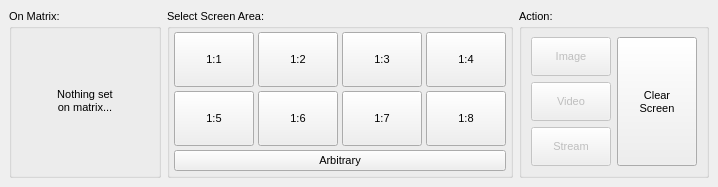
Qt form desktopgui/desktopgui.ui (mxklabs/mxklabs-matrix) before a commit.
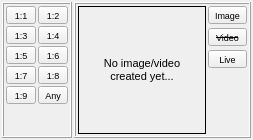
The same form after that commit.

Commit message: Made GUI a lot more... compact

Patch:
```diff
--- a/desktopgui/desktopgui.ui
+++ b/desktopgui/desktopgui.ui
@@ -9,8 +9,8 @@
    <rect>
     <x>0</x>
     <y>0</y>
-    <width>718</width>
-    <height>187</height>
+    <width>252</width>
+    <height>140</height>
    </rect>
   </property>
   <property name="sizePolicy">
@@ -22,6 +22,12 @@
   <property name="windowTitle">
    <string>Matrix Display Tool</string>
   </property>
+  <property name="toolButtonStyle">
+   <enum>Qt::ToolButtonTextOnly</enum>
+  </property>
+  <property name="animated">
+   <bool>false</bool>
+  </property>
   <widget class="QWidget" name="centralwidget">
    <property name="sizePolicy">
     <sizepolicy hsizetype="Fixed" vsizetype="Minimum">
@@ -30,227 +36,86 @@
     </sizepolicy>
    </property>
    <layout class="QHBoxLayout" name="horizontalLayout">
+    <property name="spacing">
+     <number>2</number>
+    </property>
+    <property name="leftMargin">
+     <number>2</number>
+    </property>
+    <property name="topMargin">
+     <number>2</number>
+    </property>
+    <property name="rightMargin">
+     <number>2</number>
+    </property>
+    <property name="bottomMargin">
+     <number>2</number>
+    </property>
     <item>
-     <widget class="QGroupBox" name="group_box_preview">
-      <property name="font">
-       <font>
-        <pointsize>8</pointsize>
-       </font>
+     <widget class="QFrame" name="frame_2">
+      <property name="frameShape">
+       <enum>QFrame::Box</enum>
       </property>
-      <property name="title">
-       <string>On Matrix:</string>
+      <property name="frameShadow">
+       <enum>QFrame::Raised</enum>
       </property>
-      <layout class="QGridLayout" name="gridLayout_3">
-       <item row="0" column="0">
-        <widget class="QLabel" name="label_matrix_preview">
-         <property name="minimumSize">
-          <size>
-           <width>128</width>
-           <height>128</height>
-          </size>
-         </property>
-         <property name="maximumSize">
-          <size>
-           <width>128</width>
-           <height>128</height>
-          </size>
-         </property>
-         <property name="font">
-          <font>
-           <pointsize>8</pointsize>
-           <italic>false</italic>
-          </font>
-         </property>
-         <property name="text">
-          <string>Nothing set
-on matrix...</string>
-         </property>
-         <property name="textFormat">
-          <enum>Qt::PlainText</enum>
-         </property>
-         <property name="alignment">
-          <set>Qt::AlignCenter</set>
-         </property>
-        </widget>
-       </item>
-      </layout>
-     </widget>
-    </item>
-    <item>
-     <widget class="QGroupBox" name="group_box_select">
-      <property name="sizePolicy">
-       <sizepolicy hsizetype="Preferred" vsizetype="Minimum">
-        <horstretch>0</horstretch>
-        <verstretch>0</verstretch>
-       </sizepolicy>
-      </property>
-      <property name="minimumSize">
-       <size>
-        <width>0</width>
-        <height>0</height>
-       </size>
-      </property>
-      <property name="font">
-       <font>
-        <pointsize>8</pointsize>
-       </font>
-      </property>
-      <property name="title">
-       <string>Select Screen Area:</string>
-      </property>
-      <layout class="QGridLayout" name="gridLayout_2" rowstretch="0,0,0,0" columnstretch="0,0,0,0">
+      <layout class="QGridLayout" name="gridLayout">
        <property name="leftMargin">
-        <number>4</number>
+        <number>2</number>
        </property>
        <property name="topMargin">
-        <number>4</number>
+        <number>2</number>
        </property>
        <property name="rightMargin">
-        <number>4</number>
+        <number>2</number>
        </property>
        <property name="bottomMargin">
-        <number>4</number>
+        <number>3</number>
        </property>
        <property name="spacing">
-        <number>4</number>
+        <number>2</number>
        </property>
-       <item row="3" column="0" colspan="4">
-        <widget class="QPushButton" name="push_button_arbitrary">
+       <item row="4" column="1">
+        <widget class="QToolButton" name="push_button_arbitrary">
          <property name="sizePolicy">
-          <sizepolicy hsizetype="Minimum" vsizetype="Fixed">
-           <horstretch>1</horstretch>
-           <verstretch>1</verstretch>
-          </sizepolicy>
-         </property>
-         <property name="minimumSize">
-          <size>
-           <width>20</width>
-           <height>10</height>
-          </size>
-         </property>
-         <property name="font">
-          <font>
-           <pointsize>8</pointsize>
-          </font>
-         </property>
-         <property name="text">
-          <string>Arbitrary</string>
-         </property>
-        </widget>
-       </item>
-       <item row="0" column="0">
-        <widget class="QPushButton" name="push_button_1_1">
-         <property name="sizePolicy">
-          <sizepolicy hsizetype="Preferred" vsizetype="Preferred">
+          <sizepolicy hsizetype="MinimumExpanding" vsizetype="Fixed">
            <horstretch>0</horstretch>
            <verstretch>0</verstretch>
           </sizepolicy>
          </property>
          <property name="minimumSize">
           <size>
-           <width>20</width>
-           <height>10</height>
-          </size>
-         </property>
-         <property name="sizeIncrement">
-          <size>
-           <width>0</width>
+           <width>30</width>
            <height>0</height>
           </size>
          </property>
          <property name="font">
           <font>
-           <pointsize>8</pointsize>
+           <pointsize>7</pointsize>
           </font>
          </property>
          <property name="text">
-          <string>1:1</string>
-         </property>
-        </widget>
-       </item>
-       <item row="0" column="2">
-        <widget class="QPushButton" name="push_button_1_3">
-         <property name="sizePolicy">
-          <sizepolicy hsizetype="Preferred" vsizetype="Preferred">
-           <horstretch>0</horstretch>
-           <verstretch>0</verstretch>
-          </sizepolicy>
-         </property>
-         <property name="minimumSize">
-          <size>
-           <width>20</width>
-           <height>10</height>
-          </size>
-         </property>
-         <property name="sizeIncrement">
-          <size>
-           <width>0</width>
-           <height>0</height>
-          </size>
-         </property>
-         <property name="font">
-          <font>
-           <pointsize>8</pointsize>
-          </font>
-         </property>
-         <property name="text">
-          <string>1:3</string>
-         </property>
-        </widget>
-       </item>
-       <item row="2" column="2">
-        <widget class="QPushButton" name="push_button_1_7">
-         <property name="sizePolicy">
-          <sizepolicy hsizetype="Preferred" vsizetype="Preferred">
-           <horstretch>0</horstretch>
-           <verstretch>0</verstretch>
-          </sizepolicy>
-         </property>
-         <property name="minimumSize">
-          <size>
-           <width>20</width>
-           <height>10</height>
-          </size>
-         </property>
-         <property name="sizeIncrement">
-          <size>
-           <width>0</width>
-           <height>0</height>
-          </size>
-         </property>
-         <property name="font">
-          <font>
-           <pointsize>8</pointsize>
-          </font>
-         </property>
-         <property name="text">
-          <string>1:7</string>
+          <string>Any</string>
          </property>
         </widget>
        </item>
        <item row="2" column="0">
-        <widget class="QPushButton" name="push_button_1_5">
+        <widget class="QToolButton" name="push_button_1_5">
          <property name="sizePolicy">
-          <sizepolicy hsizetype="Preferred" vsizetype="Preferred">
-           <horstretch>0</horstretch>
+          <sizepolicy hsizetype="MinimumExpanding" vsizetype="Fixed">
+           <horstretch>1</horstretch>
            <verstretch>0</verstretch>
           </sizepolicy>
          </property>
          <property name="minimumSize">
           <size>
-           <width>20</width>
-           <height>10</height>
-          </size>
-         </property>
-         <property name="sizeIncrement">
-          <size>
-           <width>0</width>
+           <width>30</width>
            <height>0</height>
           </size>
          </property>
          <property name="font">
           <font>
-           <pointsize>8</pointsize>
+           <pointsize>7</pointsize>
           </font>
          </property>
          <property name="text">
@@ -258,29 +123,119 @@
          </property>
         </widget>
        </item>
+       <item row="4" column="0">
+        <widget class="QToolButton" name="push_button_1_9">
+         <property name="sizePolicy">
+          <sizepolicy hsizetype="MinimumExpanding" vsizetype="Fixed">
+           <horstretch>1</horstretch>
+           <verstretch>0</verstretch>
+          </sizepolicy>
+         </property>
+         <property name="minimumSize">
+          <size>
+           <width>30</width>
+           <height>0</height>
+          </size>
+         </property>
+         <property name="font">
+          <font>
+           <pointsize>7</pointsize>
+          </font>
+         </property>
+         <property name="text">
+          <string>1:9</string>
+         </property>
+        </widget>
+       </item>
+       <item row="3" column="0">
+        <widget class="QToolButton" name="push_button_1_7">
+         <property name="sizePolicy">
+          <sizepolicy hsizetype="MinimumExpanding" vsizetype="Fixed">
+           <horstretch>1</horstretch>
+           <verstretch>0</verstretch>
+          </sizepolicy>
+         </property>
+         <property name="minimumSize">
+          <size>
+           <width>30</width>
+           <height>0</height>
+          </size>
+         </property>
+         <property name="font">
+          <font>
+           <pointsize>7</pointsize>
+          </font>
+         </property>
+         <property name="text">
+          <string>1:7</string>
+         </property>
+        </widget>
+       </item>
+       <item row="0" column="0">
+        <widget class="QToolButton" name="push_button_1_1">
+         <property name="sizePolicy">
+          <sizepolicy hsizetype="MinimumExpanding" vsizetype="Fixed">
+           <horstretch>1</horstretch>
+           <verstretch>0</verstretch>
+          </sizepolicy>
+         </property>
+         <property name="minimumSize">
+          <size>
+           <width>30</width>
+           <height>0</height>
+          </size>
+         </property>
+         <property name="font">
+          <font>
+           <pointsize>7</pointsize>
+          </font>
+         </property>
+         <property name="text">
+          <string>1:1</string>
+         </property>
+        </widget>
+       </item>
+       <item row="3" column="1">
+        <widget class="QToolButton" name="push_button_1_8">
+         <property name="sizePolicy">
+          <sizepolicy hsizetype="MinimumExpanding" vsizetype="Fixed">
+           <horstretch>1</horstretch>
+           <verstretch>0</verstretch>
+          </sizepolicy>
+         </property>
+         <property name="minimumSize">
+          <size>
+           <width>30</width>
+           <height>0</height>
+          </size>
+         </property>
+         <property name="font">
+          <font>
+           <pointsize>7</pointsize>
+          </font>
+         </property>
+         <property name="text">
+          <string>1:8</string>
+         </property>
+        </widget>
+       </item>
        <item row="2" column="1">
-        <widget class="QPushButton" name="push_button_1_6">
+        <widget class="QToolButton" name="push_button_1_6">
          <property name="sizePolicy">
-          <sizepolicy hsizetype="Preferred" vsizetype="Preferred">
-           <horstretch>0</horstretch>
+          <sizepolicy hsizetype="MinimumExpanding" vsizetype="Fixed">
+           <horstretch>1</horstretch>
            <verstretch>0</verstretch>
           </sizepolicy>
          </property>
          <property name="minimumSize">
           <size>
-           <width>20</width>
-           <height>10</height>
-          </size>
-         </property>
-         <property name="sizeIncrement">
-          <size>
-           <width>0</width>
+           <width>30</width>
            <height>0</height>
           </size>
          </property>
          <property name="font">
           <font>
-           <pointsize>8</pointsize>
+           <pointsize>7</pointsize>
           </font>
          </property>
          <property name="text">
@@ -288,59 +243,23 @@
          </property>
         </widget>
        </item>
-       <item row="2" column="3">
-        <widget class="QPushButton" name="push_button_1_8">
-         <property name="sizePolicy">
-          <sizepolicy hsizetype="Preferred" vsizetype="Preferred">
-           <horstretch>0</horstretch>
-           <verstretch>0</verstretch>
-          </sizepolicy>
-         </property>
-         <property name="minimumSize">
-          <size>
-           <width>20</width>
-           <height>10</height>
-          </size>
-         </property>
-         <property name="sizeIncrement">
-          <size>
-           <width>0</width>
-           <height>0</height>
-          </size>
-         </property>
-         <property name="font">
-          <font>
-           <pointsize>8</pointsize>
-          </font>
-         </property>
-         <property name="text">
-          <string>1:8</string>
-         </property>
-        </widget>
-       </item>
        <item row="0" column="1">
-        <widget class="QPushButton" name="push_button_1_2">
+        <widget class="QToolButton" name="push_button_1_2">
          <property name="sizePolicy">
-          <sizepolicy hsizetype="Preferred" vsizetype="Preferred">
-           <horstretch>0</horstretch>
+          <sizepolicy hsizetype="MinimumExpanding" vsizetype="Fixed">
+           <horstretch>1</horstretch>
            <verstretch>0</verstretch>
           </sizepolicy>
          </property>
          <property name="minimumSize">
           <size>
-           <width>20</width>
-           <height>10</height>
-          </size>
-         </property>
-         <property name="sizeIncrement">
-          <size>
-           <width>0</width>
+           <width>30</width>
            <height>0</height>
           </size>
          </property>
          <property name="font">
           <font>
-           <pointsize>8</pointsize>
+           <pointsize>7</pointsize>
           </font>
          </property>
          <property name="text">
@@ -348,29 +267,23 @@
          </property>
         </widget>
        </item>
-       <item row="0" column="3">
-        <widget class="QPushButton" name="push_button_1_4">
+       <item row="1" column="1">
+        <widget class="QToolButton" name="push_button_1_4">
          <property name="sizePolicy">
-          <sizepolicy hsizetype="Preferred" vsizetype="Preferred">
-           <horstretch>0</horstretch>
+          <sizepolicy hsizetype="MinimumExpanding" vsizetype="Fixed">
+           <horstretch>1</horstretch>
            <verstretch>0</verstretch>
           </sizepolicy>
          </property>
          <property name="minimumSize">
           <size>
-           <width>20</width>
-           <height>10</height>
-          </size>
-         </property>
-         <property name="sizeIncrement">
-          <size>
-           <width>0</width>
+           <width>30</width>
            <height>0</height>
           </size>
          </property>
          <property name="font">
           <font>
-           <pointsize>8</pointsize>
+           <pointsize>7</pointsize>
           </font>
          </property>
          <property name="text">
@@ -378,156 +291,216 @@
          </property>
         </widget>
        </item>
-      </layout>
-     </widget>
-    </item>
-    <item>
-     <widget class="QGroupBox" name="group_box_action">
-      <property name="sizePolicy">
-       <sizepolicy hsizetype="Preferred" vsizetype="Minimum">
-        <horstretch>0</horstretch>
-        <verstretch>0</verstretch>
-       </sizepolicy>
-      </property>
-      <property name="font">
-       <font>
-        <pointsize>8</pointsize>
-       </font>
-      </property>
-      <property name="title">
-       <string>Action:</string>
-      </property>
-      <layout class="QGridLayout" name="gridLayout">
-       <item row="2" column="0">
-        <widget class="QPushButton" name="push_button_video">
-         <property name="enabled">
-          <bool>false</bool>
-         </property>
-         <property name="sizePolicy">
-          <sizepolicy hsizetype="Preferred" vsizetype="Preferred">
-           <horstretch>0</horstretch>
-           <verstretch>0</verstretch>
-          </sizepolicy>
-         </property>
-         <property name="minimumSize">
-          <size>
-           <width>20</width>
-           <height>10</height>
-          </size>
-         </property>
-         <property name="sizeIncrement">
-          <size>
-           <width>0</width>
-           <height>0</height>
-          </size>
-         </property>
-         <property name="font">
-          <font>
-           <pointsize>8</pointsize>
-          </font>
-         </property>
-         <property name="text">
-          <string>Video</string>
-         </property>
-        </widget>
-       </item>
        <item row="1" column="0">
-        <widget class="QPushButton" name="push_button_image">
-         <property name="enabled">
-          <bool>false</bool>
-         </property>
+        <widget class="QToolButton" name="push_button_1_3">
          <property name="sizePolicy">
-          <sizepolicy hsizetype="Preferred" vsizetype="Preferred">
-           <horstretch>0</horstretch>
+          <sizepolicy hsizetype="MinimumExpanding" vsizetype="Fixed">
+           <horstretch>1</horstretch>
            <verstretch>0</verstretch>
           </sizepolicy>
          </property>
          <property name="minimumSize">
           <size>
-           <width>20</width>
-           <height>10</height>
-          </size>
-         </property>
-         <property name="sizeIncrement">
-          <size>
-           <width>0</width>
+           <width>30</width>
            <height>0</height>
           </size>
          </property>
          <property name="font">
           <font>
-           <pointsize>8</pointsize>
+           <pointsize>7</pointsize>
           </font>
          </property>
          <property name="text">
-          <string>Image</string>
+          <string>1:3</string>
          </property>
         </widget>
        </item>
-       <item row="3" column="0">
-        <widget class="QPushButton" name="push_button_stream">
-         <property name="enabled">
-          <bool>false</bool>
+       <item row="5" column="0">
+        <spacer name="verticalSpacer_2">
+         <property name="orientation">
+          <enum>Qt::Vertical</enum>
          </property>
-         <property name="sizePolicy">
-          <sizepolicy hsizetype="Preferred" vsizetype="Preferred">
-           <horstretch>0</horstretch>
-           <verstretch>0</verstretch>
-          </sizepolicy>
-         </property>
-         <property name="minimumSize">
+         <property name="sizeHint" stdset="0">
           <size>
            <width>20</width>
-           <height>10</height>
+           <height>1</height>
           </size>
          </property>
-         <property name="sizeIncrement">
-          <size>
-           <width>0</width>
-           <height>0</height>
-          </size>
-         </property>
-         <property name="font">
-          <font>
-           <pointsize>8</pointsize>
-          </font>
-         </property>
-         <property name="text">
-          <string>Stream</string>
-         </property>
-        </widget>
+        </spacer>
        </item>
-       <item row="1" column="1" rowspan="3">
-        <widget class="QPushButton" name="push_button_clearscreen">
-         <property name="sizePolicy">
-          <sizepolicy hsizetype="Preferred" vsizetype="MinimumExpanding">
-           <horstretch>0</horstretch>
-           <verstretch>0</verstretch>
-          </sizepolicy>
-         </property>
+      </layout>
+     </widget>
+    </item>
+    <item>
+     <widget class="QFrame" name="frame_3">
+      <property name="frameShape">
+       <enum>QFrame::Box</enum>
+      </property>
+      <property name="frameShadow">
+       <enum>QFrame::Raised</enum>
+      </property>
+      <layout class="QHBoxLayout" name="horizontalLayout_2">
+       <property name="spacing">
+        <number>2</number>
+       </property>
+       <property name="leftMargin">
+        <number>2</number>
+       </property>
+       <property name="topMargin">
+        <number>2</number>
+       </property>
+       <property name="rightMargin">
+        <number>2</number>
+       </property>
+       <property name="bottomMargin">
+        <number>2</number>
+       </property>
+       <item>
+        <widget class="QLabel" name="label_matrix_preview">
          <property name="minimumSize">
           <size>
-           <width>20</width>
-           <height>10</height>
+           <width>128</width>
+           <height>128</height>
           </size>
          </property>
-         <property name="sizeIncrement">
+         <property name="maximumSize">
           <size>
-           <width>0</width>
-           <height>0</height>
+           <width>128</width>
+           <height>128</height>
           </size>
          </property>
          <property name="font">
           <font>
            <pointsize>8</pointsize>
-           <weight>50</weight>
-           <bold>false</bold>
+           <italic>false</italic>
           </font>
          </property>
+         <property name="frameShape">
+          <enum>QFrame::Box</enum>
+         </property>
          <property name="text">
-          <string>Clear
-Screen</string>
+          <string>No image/video
+created yet...</string>
          </property>
+         <property name="textFormat">
+          <enum>Qt::PlainText</enum>
+         </property>
+         <property name="alignment">
+          <set>Qt::AlignCenter</set>
+         </property>
+        </widget>
+       </item>
+       <item>
+        <widget class="QFrame" name="frame">
+         <property name="frameShape">
+          <enum>QFrame::NoFrame</enum>
+         </property>
+         <property name="frameShadow">
+          <enum>QFrame::Raised</enum>
+         </property>
+         <layout class="QVBoxLayout" name="verticalLayout">
+          <property name="spacing">
+           <number>4</number>
+          </property>
+          <property name="leftMargin">
+           <number>0</number>
+          </property>
+          <property name="topMargin">
+           <number>0</number>
+          </property>
+          <property name="rightMargin">
+           <number>0</number>
+          </property>
+          <property name="bottomMargin">
+           <number>0</number>
+          </property>
+          <item>
+           <widget class="QToolButton" name="button_take_image">
+            <property name="sizePolicy">
+             <sizepolicy hsizetype="MinimumExpanding" vsizetype="Minimum">
+              <horstretch>0</horstretch>
+              <verstretch>0</verstretch>
+             </sizepolicy>
+            </property>
+            <property name="minimumSize">
+             <size>
+              <width>30</width>
+              <height>0</height>
+             </size>
+            </property>
+            <property name="font">
+             <font>
+              <pointsize>7</pointsize>
+             </font>
+            </property>
+            <property name="text">
+             <string>Image</string>
+            </property>
+           </widget>
+          </item>
+          <item>
+           <widget class="QToolButton" name="button_take_video">
+            <property name="sizePolicy">
+             <sizepolicy hsizetype="MinimumExpanding" vsizetype="Minimum">
+              <horstretch>0</horstretch>
+              <verstretch>0</verstretch>
+             </sizepolicy>
+            </property>
+            <property name="minimumSize">
+             <size>
+              <width>30</width>
+              <height>0</height>
+             </size>
+            </property>
+            <property name="font">
+             <font>
+              <pointsize>7</pointsize>
+              <strikeout>true</strikeout>
+             </font>
+            </property>
+            <property name="text">
+             <string>Video</string>
+            </property>
+           </widget>
+          </item>
+          <item>
+           <widget class="QToolButton" name="button_live">
+            <property name="sizePolicy">
+             <sizepolicy hsizetype="MinimumExpanding" vsizetype="Minimum">
+              <horstretch>0</horstretch>
+              <verstretch>0</verstretch>
+             </sizepolicy>
+            </property>
+            <property name="minimumSize">
+             <size>
+              <width>30</width>
+              <height>0</height>
+             </size>
+            </property>
+            <property name="font">
+             <font>
+              <pointsize>7</pointsize>
+             </font>
+            </property>
+            <property name="text">
+             <string>Live</string>
+            </property>
+           </widget>
+          </item>
+          <item>
+           <spacer name="verticalSpacer_3">
+            <property name="orientation">
+             <enum>Qt::Vertical</enum>
+            </property>
+            <property name="sizeHint" stdset="0">
+             <size>
+              <width>20</width>
+              <height>1</height>
+             </size>
+            </property>
+           </spacer>
+          </item>
+         </layout>
         </widget>
        </item>
       </layout>
```
The commit also changes 1 other file.
